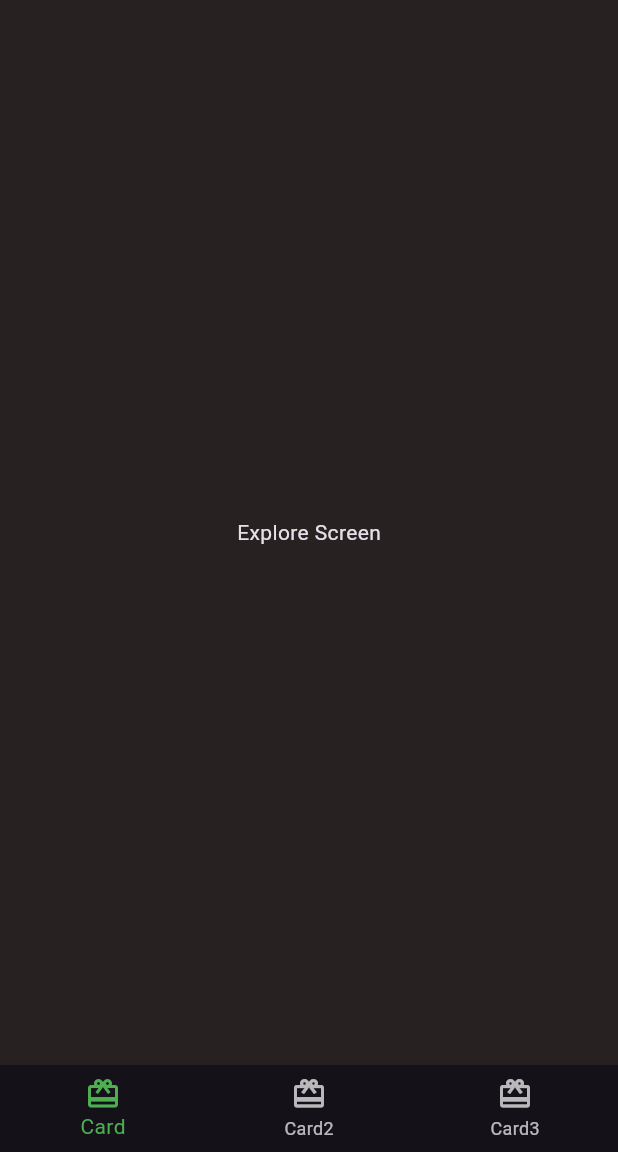
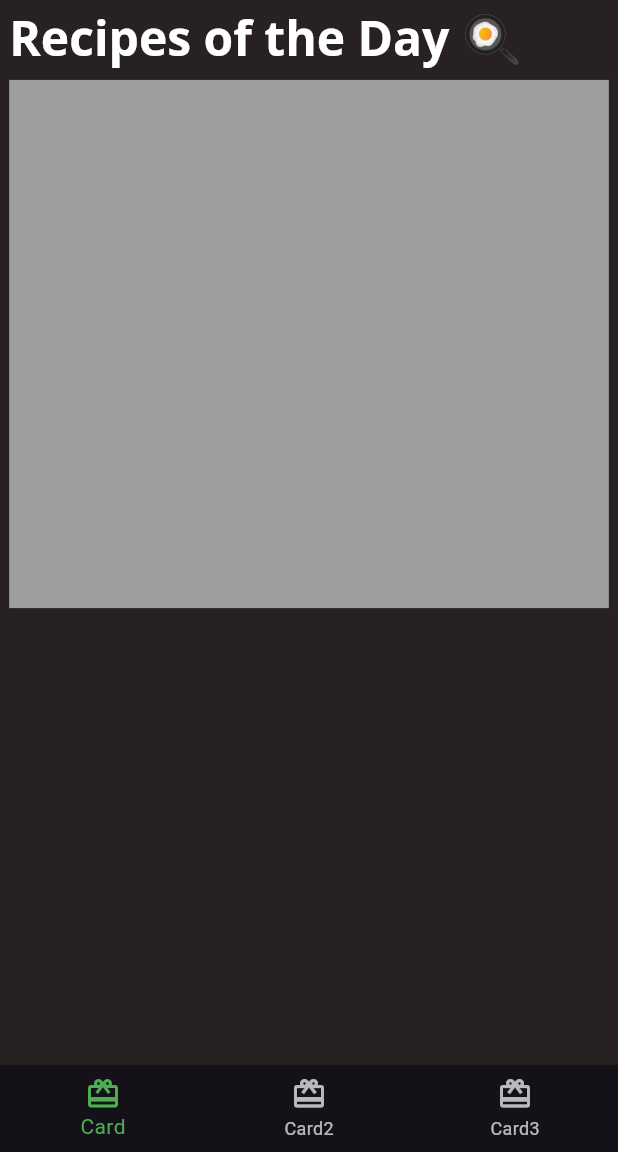
Before and after one commit to Cyonecoder/flutterRepractice, a Flutter app: the screen it shows after launch, on a phone screen of 412 x 824 dp, the part 84-1236 px from its top. Run offline on Flutter 3.47's test engine with Material 3 defaults, Android fonts, the phone set to English and light mode, and no system bars; our stand-ins replace flutter_screenutil, google_fonts.

```diff
--- a/lib/api/mock_foodermo_service.dart
+++ b/lib/api/mock_foodermo_service.dart
@@ -1 +1,82 @@
-class mockFooderMoService{}
+import 'dart:async';
+import 'dart:convert';
+
+import 'package:flutter/services.dart';
+import 'package:flutter_app/models/post.dart';
+
+import '../models/exploreRecipe.dart';
+import '../models/exploredata.dart';
+import '../models/simplerecipe.dart';
+
+class mockFooderMoService{
+
+  Future<ExploreData> getExploreData() async{
+
+
+    final todayRecipe = await _getTodayRecipe();
+    final friendsPost = await _getFriendsFeed();
+
+    return ExploreData(todayRecipe, friendsPost);
+
+  }
+
+
+}
+
+Future<List<ExploreRecipe>>_getTodayRecipe() async{
+  await Future.delayed(const Duration(milliseconds: 1000));
+  // Load json from file system
+  final dataString =
+  await _loadAsset('assets/sample_data/sample_explore_recipes.json');
+  final Map<String, dynamic> json = jsonDecode(dataString);
+  if (json['recipes'] != null) {
+    final recipes = <ExploreRecipe>[];
+    json['recipes'].forEach((v) {
+      recipes.add(ExploreRecipe.fromJson(v));
+    });
+    return recipes;
+  } else {
+    return [];
+  }
+}
+Future<List<Post>>_getFriendsFeed() async{
+  await Future.delayed(const Duration(milliseconds: 1000));
+  // Load json from file system
+  final dataString =
+  await _loadAsset('assets/sample_data/sample_friends_feeds.json');
+  final Map<String, dynamic> json = jsonDecode(dataString);
+  if (json['feed'] != null) {
+    final posts = <Post>[];
+    json['feed'].forEach((v) {
+      posts.add(Post.fromJson(v));
+    });
+    return posts;
+  } else {
+    return [];
+  }
+}
+// Get the sample recipe json to display in ui
+Future<List<SimpleRecipe>> getRecipes() async {
+  // Simulate api request wait time
+  await Future.delayed(const Duration(milliseconds: 1000));
+  // Load json from file system
+  final dataString =
+  await _loadAsset('assets/sample_data/sample_recipes.json');
+  // Decode to json
+  final Map<String, dynamic> json = jsonDecode(dataString);
+
+  // Go through each recipe and convert json to SimpleRecipe object.
+  if (json['recipes'] != null) {
+    final recipes = <SimpleRecipe>[];
+    json['recipes'].forEach((v) {
+      recipes.add(SimpleRecipe.fromJson(v));
+    });
+    return recipes;
+  } else {
+    return [];
+  }
+}
+// Loads sample json data from file system
+Future<String> _loadAsset(String path) async {
+  return rootBundle.loadString(path);
+}
--- a/lib/card1.dart
+++ b/lib/components/card1.dart
@@ -17,8 +17,8 @@ class Card1 extends StatelessWidget {
       child: Container(
         padding: const EdgeInsets.all(16),
         constraints: BoxConstraints.expand(
-          width: 350.w,
-          height: 450.h,
+          width: 350.w *3,
+          height: 450.h*3,
         ),
         decoration: const BoxDecoration(
           image: DecorationImage(
--- a/lib/card2.dart
+++ b/lib/components/card2.dart
@@ -1,5 +1,5 @@
 import 'package:flutter/material.dart';
-import 'package:flutter_app/authorcard.dart';
+import 'package:flutter_app/components/authorcard.dart';
 import 'package:flutter_app/fooderMo_theme.dart';
 import 'package:flutter_screenutil/flutter_screenutil.dart';
 
@@ -11,8 +11,8 @@ class Card2 extends StatelessWidget {
     return Center(
       child: Container(
         constraints: BoxConstraints.expand(
-          width: 350.w,
-          height: 450.h,
+          width: 1000.w,
+          height: 1400.h,
         ),
         decoration: BoxDecoration(
           image: DecorationImage(
--- a/lib/card3.dart
+++ b/lib/components/card3.dart
@@ -10,7 +10,7 @@ class Card3 extends StatelessWidget {
   Widget build(BuildContext context) {
     return Center(
       child: Container(
-        constraints: BoxConstraints.expand(width: 350.w, height: 450.h),
+        constraints: BoxConstraints.expand(width: 1000.w, height: 1400.h),
         decoration: BoxDecoration(
             image: DecorationImage(
                 image: AssetImage('assets/magazine_pics/mag2.png'), fit: BoxFit.cover),
@@ -30,7 +30,7 @@ class Card3 extends StatelessWidget {
                   Icon(
                     Icons.book,
                     color: Colors.white,
-                    size: 40.sp,
+                    size: 100.sp,
                   ),
                   SizedBox(
                     height: 8,
@@ -65,7 +65,7 @@ class Card3 extends StatelessWidget {
                         side: BorderSide.none,
                         shape: RoundedRectangleBorder(
                           borderRadius: BorderRadius.circular(
-                              20.0.r), // Adjust the radius as needed
+                             60.0.r), // Adjust the radius as needed
                           // This removes the white border
                         )),
                     Chip(
@@ -80,7 +80,7 @@ class Card3 extends StatelessWidget {
                         side: BorderSide.none,
                         shape: RoundedRectangleBorder(
                           borderRadius: BorderRadius.circular(
-                              20.0.r), // Adjust the radius as needed
+                             60.0.r), // Adjust the radius as needed
                           // This removes the white border
                         )),
                     Chip(
@@ -92,7 +92,7 @@ class Card3 extends StatelessWidget {
                         side: BorderSide.none,
                         shape: RoundedRectangleBorder(
                           borderRadius: BorderRadius.circular(
-                              20.0.r), // Adjust the radius as needed
+                             60.0.r), // Adjust the radius as needed
                           // This removes the white border
                         )),
                     Chip(
@@ -104,7 +104,7 @@ class Card3 extends StatelessWidget {
                         side: BorderSide.none,
                         shape: RoundedRectangleBorder(
                           borderRadius: BorderRadius.circular(
-                              20.0.r), // Adjust the radius as needed
+                             60.0.r), // Adjust the radius as needed
                           // This removes the white border
                         )),
                     Chip(
@@ -116,7 +116,7 @@ class Card3 extends StatelessWidget {
                         side: BorderSide.none,
                         shape: RoundedRectangleBorder(
                           borderRadius: BorderRadius.circular(
-                              20.0.r), // Adjust the radius as needed
+                             60.0.r), // Adjust the radius as needed
                           // This removes the white border
                         )),
                     Chip(
@@ -128,7 +128,7 @@ class Card3 extends StatelessWidget {
                         side: BorderSide.none,
                         shape: RoundedRectangleBorder(
                           borderRadius: BorderRadius.circular(
-                              20.0.r), // Adjust the radius as needed
+                             60.0.r), // Adjust the radius as needed
                           // This removes the white border
                         )),
                     Chip(
@@ -140,7 +140,7 @@ class Card3 extends StatelessWidget {
                         side: BorderSide.none,
                         shape: RoundedRectangleBorder(
                           borderRadius: BorderRadius.circular(
-                              20.0.r), // Adjust the radius as needed
+                             60.0.r), // Adjust the radius as needed
                           // This removes the white border
                         )),
                     Chip(
@@ -152,7 +152,7 @@ class Card3 extends StatelessWidget {
                         side: BorderSide.none,
                         shape: RoundedRectangleBorder(
                           borderRadius: BorderRadius.circular(
-                              20.0.r), // Adjust the radius as needed
+                             60.0.r), // Adjust the radius as needed
                           // This removes the white border
                         ))
                   ],
--- /dev/null
+++ b/lib/components/components.dart
@@ -0,0 +1,6 @@
+
+export 'card1.dart';
+export 'card2.dart';
+export 'card3.dart';
+export 'circle_image.dart';
+export 'todayRecipeListView.dart';
--- /dev/null
+++ b/lib/components/todayRecipeListView.dart
@@ -0,0 +1,41 @@
+import 'package:flutter/material.dart';
+import 'package:flutter_screenutil/flutter_screenutil.dart';
+import '../components/components.dart';
+import '../models/models.dart';
+
+class TodayRecipeListview extends StatelessWidget {
+  final List<ExploreRecipe> recipes;
+
+  const TodayRecipeListview({
+    super.key,
+    required this.recipes,
+  });
+
+  @override
+  Widget build(BuildContext context) {
+    return Padding(
+      padding: EdgeInsets.only(
+        left: 16.w,
+        right: 16.w,
+        top: 16.h,
+      ),
+      child: Column(
+        crossAxisAlignment: CrossAxisAlignment.start,
+        children: [
+          Text(
+            'Recipes of the Day 🍳',
+            style: Theme.of(context).textTheme.headlineLarge,
+          ),
+          SizedBox(
+            height: 16.h,
+          ),
+          Container(
+            height: 1000.h,
+            color: Colors.grey,
+          ),
+        ],
+      ),
+    );
+  }
+  // todo: add buildCard() widget here
+}
--- a/lib/home.dart
+++ b/lib/home.dart
@@ -1,10 +1,10 @@
 
 import 'package:flutter/material.dart';
-import 'package:flutter_app/card2.dart';
+import 'package:flutter_app/components/card2.dart';
 import 'package:flutter_app/screens/explore_screen.dart';
 import 'package:flutter_screenutil/flutter_screenutil.dart';
-import 'card1.dart';
-import 'card3.dart';
+import 'components/card1.dart';
+import 'components/card3.dart';
 
 class Home extends StatefulWidget {
   const Home({super.key});
@@ -34,7 +34,7 @@ class _HomeState extends State<Home> {
   // This widget is the root of your application.
   @override
   Widget build(BuildContext context) {
-    ScreenUtil.init(context);
+    ScreenUtil.init(context,designSize: Size(1080,2340));
     return Scaffold(
       appBar: AppBar(
         title: Text(
--- /dev/null
+++ b/lib/models/exploreRecipe.dart
@@ -0,0 +1,81 @@
+part 'ingredient.dart';
+
+part 'instruction.dart';
+
+class RecypeCardType {
+  static const card1 = 'card1';
+  static const card2 = 'card2';
+  static const card3 = 'card3';
+}
+
+class ExploreRecipe {
+  String id;
+  String cardType;
+  String title;
+  String subtitle;
+  String backgroundImage;
+  String backgroundImageSource;
+  String message;
+  String authorName;
+  String role;
+  String profileImage;
+  int durationInMinutes;
+  String dietType;
+  int calories;
+  List<String> tags;
+  String description;
+  String source;
+  List<Ingredients> ingredients;
+  List<Instruction> instructions;
+
+  ExploreRecipe(
+      {required this.id,
+      required this.cardType,
+      required this.title,
+      this.subtitle = '',
+      this.backgroundImage = '',
+      this.backgroundImageSource = '',
+      this.message = '',
+      this.authorName = '',
+      this.role = '',
+      this.profileImage = '',
+      this.durationInMinutes = 0,
+      this.dietType = '',
+      this.calories = 0,
+      this.tags = const [],
+      this.description = '',
+      this.source = '',
+      this.ingredients = const [],
+      this.instructions = const []});
+
+  factory ExploreRecipe.fromJson(Map<String, dynamic> json) {
+    final ingredients = <Ingredients>[];
+    final instructions = <Instruction>[];
+    if (json['ingredients'] != null) {
+      json['ingredients']
+          .forEach((v) => ingredients.add(Ingredients.fromJson(v)));
+    }
+    if (json['instructions'] != null) {
+      json['instructions'].forEach((v) => instructions.add(Instruction.fromJson(v) ));
+    }
+
+    return ExploreRecipe(  id: json['id'] ?? '',
+      cardType: json['cardType'] ?? '',
+      title: json['title'] ?? '',
+      subtitle: json['subtitle'] ?? '',
+      backgroundImage: json['backgroundImage'] ?? '',
+      backgroundImageSource: json['backgroundImageSource'] ?? '',
+      message: json['message'] ?? '',
+      authorName: json['authorName'] ?? '',
+      role: json['role'] ?? '',
+      profileImage: json['profileImage'] ?? '',
+      durationInMinutes: json['durationInMinutes'] ?? 0,
+      dietType: json['dietType'] ?? '',
+      calories: json['calories'] ?? 0,
+      tags: json['tags'].cast<String>() ?? [],
+      description: json['description'] ?? '',
+      source: json['source'] ?? '',
+      ingredients: ingredients,
+      instructions: instructions,);
+  }
+}
--- /dev/null
+++ b/lib/models/exploredata.dart
@@ -0,0 +1,9 @@
+import 'models.dart';
+
+class ExploreData{
+
+  final List<ExploreRecipe>todayRecipe;
+  final List<Post> friendsPost;
+
+  ExploreData(this.todayRecipe, this.friendsPost);
+}
--- /dev/null
+++ b/lib/models/ingredient.dart
@@ -0,0 +1,17 @@
+part of 'exploreRecipe.dart';
+
+class Ingredients {
+  String title;
+  String imageUrl;
+  String source;
+
+  Ingredients(
+      {required this.title, required this.imageUrl, required this.source});
+
+  factory Ingredients.fromJson(Map<String, dynamic> json) {
+    return Ingredients(
+        imageUrl: json['imageUrl'] ?? '',
+        title: json['title'] ?? '',
+        source: json['source'] ?? '');
+  }
+}
--- /dev/null
+++ b/lib/models/instruction.dart
@@ -0,0 +1,18 @@
+part of 'exploreRecipe.dart';
+class Instruction {
+  String imageUrl;
+  String description;
+  int timesInMinutes;
+
+  Instruction(
+      {required this.imageUrl,
+      required this.description,
+      required this.timesInMinutes});
+
+  factory Instruction.fromJson(Map<String, dynamic> json) {
+    return Instruction(
+        imageUrl: json['imageUrl'] ?? '',
+        description: json['description'],
+        timesInMinutes: json['timesInMinutes'] ?? '');
+  }
+}
--- /dev/null
+++ b/lib/models/models.dart
@@ -0,0 +1,4 @@
+export 'exploreRecipe.dart';
+export 'post.dart';
+export 'simpleRecipe.dart';
+export 'exploredata.dart';
--- /dev/null
+++ b/lib/models/post.dart
@@ -0,0 +1,25 @@
+class Post{
+  String id;
+  String profileImageUrl;
+  String comment;
+  String foodPictureUrl;
+  String timestamp;
+
+  Post({
+    required this.id,
+    required this.profileImageUrl,
+    required this.comment,
+    required this.foodPictureUrl,
+    required this.timestamp,
+  });
+
+  factory Post.fromJson(Map<String, dynamic> json) {
+    return Post(
+      id: json['id'] ?? '',
+      profileImageUrl: json['profileImageUrl'] ?? '',
+      comment: json['comment'] ?? '',
+      foodPictureUrl: json['foodPictureUrl'] ?? '',
+      timestamp: json['timestamp'] ?? '',
+    );
+  }
+}
--- a/lib/screens/explore_screen.dart
+++ b/lib/screens/explore_screen.dart
@@ -1,17 +1,29 @@
+
 import 'package:flutter/material.dart';
+import 'package:flutter_app/components/todayRecipeListView.dart';
 
 import '../api/mock_foodermo_service.dart';
+import '../models/models.dart';
 
 class ExploreScreen extends StatelessWidget {
   final mockService = mockFooderMoService();
 
-
-
-   ExploreScreen({super.key});
-
+  ExploreScreen({super.key});
 
   @override
   Widget build(BuildContext context) {
-    return const Center(child: Text('Explore Screen'),);
+    return FutureBuilder(
+        future: mockService.getExploreData(),
+        builder: (context, AsyncSnapshot<ExploreData> snapshot) {
+          final recipes = snapshot.data?.todayRecipe ?? [];
+         if(snapshot.connectionState == ConnectionState.done){ return Center(
+            child: Container(
+              child:TodayRecipeListview(recipes: recipes )
+            ),
+          );}else{
+
+           return const Center(child: CircularProgressIndicator(),);
+         }
+        });
   }
 }
```
Also changed, not shown: lib/components/authorcard.dart (renamed from lib/authorcard.dart, +5 -3 lines), lib/models/simplerecipe.dart (added, +30 -0 lines), lib/components/circle_image.dart (renamed from lib/circle_image.dart).
